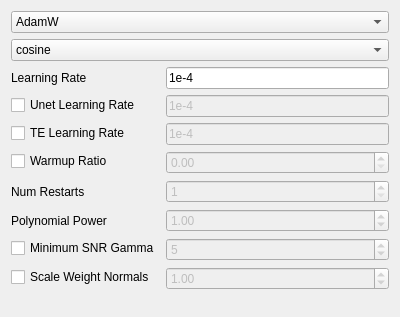
First picture: the form in ui_files/OptimizerUI.ui, repository derrian-distro/LoRA_Easy_Training_Scripts, before the edit.
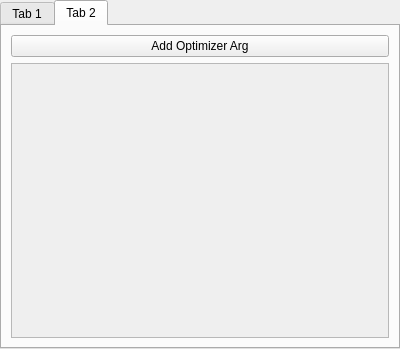
Second picture: the form after the edit. Custom widgets are drawn as their Qt base class.

Commit message: changed behavior of queue a bit to better reflect that is actually happening. Added an optimizer args section so that they can be input in the UI.

```diff
--- a/ui_files/OptimizerUI.ui
+++ b/ui_files/OptimizerUI.ui
@@ -7,13 +7,35 @@
     <x>0</x>
     <y>0</y>
     <width>400</width>
-    <height>317</height>
+    <height>349</height>
    </rect>
   </property>
   <property name="windowTitle">
    <string>Form</string>
   </property>
-  <layout class="QFormLayout" name="formLayout">
+  <layout class="QVBoxLayout" name="verticalLayout">
+   <property name="leftMargin">
+    <number>0</number>
+   </property>
+   <property name="topMargin">
+    <number>0</number>
+   </property>
+   <property name="rightMargin">
+    <number>0</number>
+   </property>
+   <property name="bottomMargin">
+    <number>0</number>
+   </property>
+   <item>
+    <widget class="QTabWidget" name="tabWidget">
+     <property name="currentIndex">
+      <number>1</number>
+     </property>
+     <widget class="QWidget" name="optimizer_tab_main">
+      <attribute name="title">
+       <string>Tab 1</string>
+      </attribute>
+      <layout class="QFormLayout" name="formLayout_2">
    <item row="0" column="0" colspan="2">
     <widget class="ComboBox" name="optimizer_type_selector">
      <property name="focusPolicy">
@@ -304,6 +326,42 @@
      <property name="value">
       <double>1.000000000000000</double>
      </property>
+        </widget>
+       </item>
+      </layout>
+     </widget>
+     <widget class="QWidget" name="optimizer_tab_args">
+      <attribute name="title">
+       <string>Tab 2</string>
+      </attribute>
+      <layout class="QVBoxLayout" name="verticalLayout_2">
+       <item>
+        <widget class="QPushButton" name="add_opt_button">
+         <property name="text">
+          <string>Add Optimizer Arg</string>
+         </property>
+        </widget>
+       </item>
+       <item>
+        <widget class="QScrollArea" name="scrollArea">
+         <property name="widgetResizable">
+          <bool>true</bool>
+         </property>
+         <widget class="QWidget" name="optimizer_item_widget">
+          <property name="geometry">
+           <rect>
+            <x>0</x>
+            <y>0</y>
+            <width>376</width>
+            <height>269</height>
+           </rect>
+          </property>
+          <layout class="QVBoxLayout" name="verticalLayout_3"/>
+         </widget>
+        </widget>
+       </item>
+      </layout>
+     </widget>
     </widget>
    </item>
   </layout>
```
Lines whose indentation alone changed are shown as unchanged. The commit also changes 4 other files.
